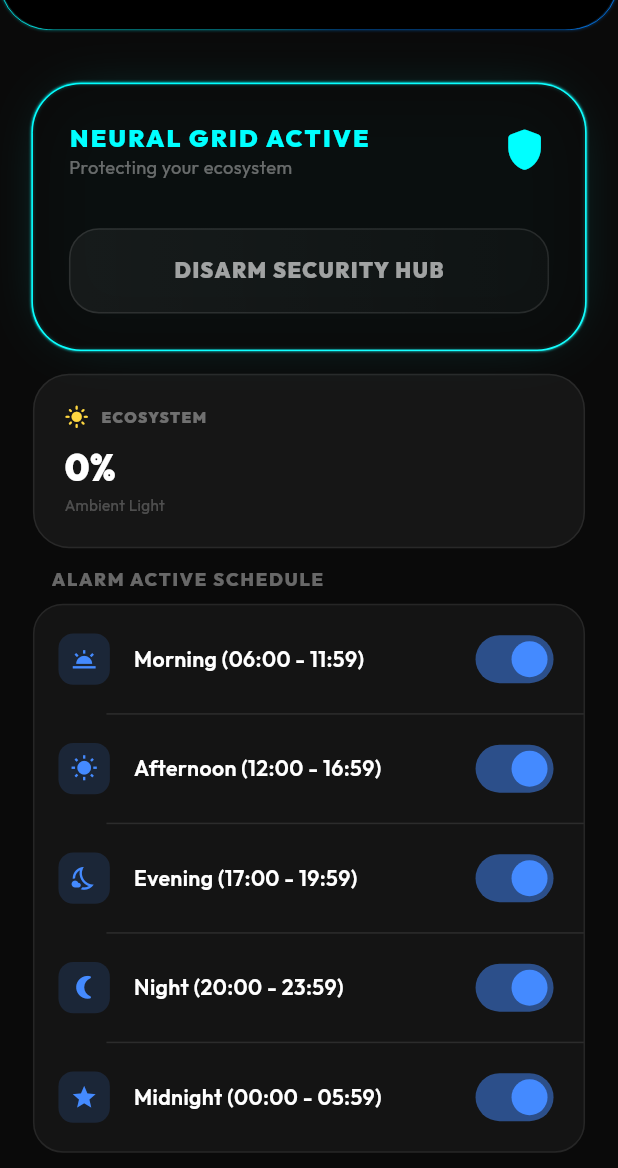
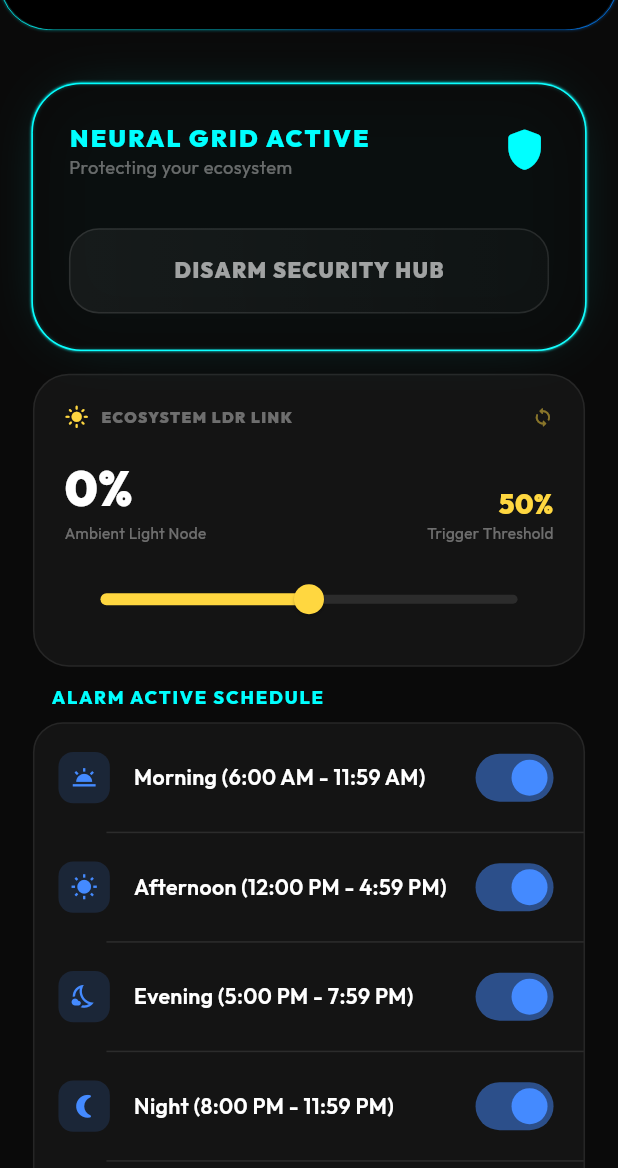
Before and after one commit to kiran-embedded/esp32-smart-light-app, a Flutter app: the SecurityView widget shown alone on an empty page, opened directly, on a phone screen of 412 x 824 dp, the part 68-1236 px from its top. Run offline on Flutter 3.47's test engine with Material 3 defaults, Android fonts, the phone set to English and light mode, and no system bars; drawn by our look-alikes of flutter_animate; our stand-ins replace audioplayers, cloud_firestore, device_info_plus, file_picker, firebase_auth, firebase_core and 19 more; missing offline and left inert: android_intent_plus, expressions, flutter_displaymode, flutter_soloud, mqtt_client, network_info_plus; accounts and stored records are empty; generated files the repository leaves out were written again.

Commit message:
feat: Intelligent Global Haptics, LDR Physics Slider & 12-Hour Sync

```diff
--- a/lib/screens/main/security_view.dart
+++ b/lib/screens/main/security_view.dart
@@ -66,7 +66,7 @@ class _SecurityViewState extends ConsumerState<SecurityView> {
               sliver: SliverToBoxAdapter(
                 child: Column(
                   children: [
-                    _buildMasterLDR(securityState),
+                    _buildMasterLDR(context, securityState, ref),
                     const SizedBox(height: 12),
                     _buildActivePeriods(context, securityState, ref),
                     const SizedBox(height: 12),
@@ -164,16 +164,23 @@ class _SecurityViewState extends ConsumerState<SecurityView> {
     );
   }
 
-  Widget _buildMasterLDR(SecurityState state) {
+  Widget _buildMasterLDR(
+    BuildContext context,
+    SecurityState state,
+    WidgetRef ref,
+  ) {
     return Container(
       padding: const EdgeInsets.all(20),
       decoration: BoxDecoration(
-        color: Colors.white.withOpacity(0.05),
+        color: Colors.white.withOpacity(0.04),
         borderRadius: BorderRadius.circular(24),
         border: Border.all(color: Colors.white.withOpacity(0.08)),
       ),
       child: Column(
         crossAxisAlignment: CrossAxisAlignment.start,
+        children: [
+          Row(
+            mainAxisAlignment: MainAxisAlignment.spaceBetween,
             children: [
               Row(
                 children: [
@@ -184,7 +191,7 @@ class _SecurityViewState extends ConsumerState<SecurityView> {
                   ),
                   const SizedBox(width: 8),
                   Text(
-                "ECOSYSTEM",
+                    "ECOSYSTEM LDR LINK",
                     style: GoogleFonts.outfit(
                       fontSize: 10.sp,
                       fontWeight: FontWeight.w900,
@@ -194,18 +201,87 @@ class _SecurityViewState extends ConsumerState<SecurityView> {
                   ),
                 ],
               ),
-          const SizedBox(height: 8),
+              Icon(
+                Icons.sync_rounded,
+                color: Colors.amberAccent.withOpacity(0.5),
+                size: 14.sp,
+              ).animate(onPlay: (c) => c.repeat()).rotate(duration: 4.seconds),
+            ],
+          ),
+          const SizedBox(height: 16),
+          Row(
+            crossAxisAlignment: CrossAxisAlignment.end,
+            mainAxisAlignment: MainAxisAlignment.spaceBetween,
+            children: [
+              Column(
+                crossAxisAlignment: CrossAxisAlignment.start,
+                children: [
                   Text(
                     "${state.masterLightLevel}%",
                     style: GoogleFonts.outfit(
-              fontSize: 24.sp,
+                      fontSize: 32.sp,
                       fontWeight: FontWeight.w900,
                       color: Colors.white,
                     ),
                   ),
                   Text(
-            "Ambient Light",
-            style: GoogleFonts.outfit(fontSize: 10.sp, color: Colors.white24),
+                    "Ambient Light Node",
+                    style: GoogleFonts.outfit(
+                      fontSize: 10.sp,
+                      color: Colors.white38,
+                    ),
+                  ),
+                ],
+              ),
+              Column(
+                crossAxisAlignment: CrossAxisAlignment.end,
+                children: [
+                  Text(
+                    "${state.ldrThreshold}%",
+                    style: GoogleFonts.outfit(
+                      fontSize: 18.sp,
+                      fontWeight: FontWeight.w900,
+                      color: Colors.amberAccent,
+                    ),
+                  ),
+                  Text(
+                    "Trigger Threshold",
+                    style: GoogleFonts.outfit(
+                      fontSize: 10.sp,
+                      color: Colors.white38,
+                    ),
+                  ),
+                ],
+              ),
+            ],
+          ),
+          const SizedBox(height: 12),
+          SliderTheme(
+            data: SliderThemeData(
+              activeTrackColor: Colors.amberAccent,
+              inactiveTrackColor: Colors.white10,
+              thumbColor: Colors.amberAccent,
+              overlayColor: Colors.amberAccent.withOpacity(0.2),
+              trackHeight: 6,
+            ),
+            child: Slider(
+              value: state.ldrThreshold.toDouble(),
+              min: 0,
+              max: 100,
+              divisions: 100,
+              onChanged: (val) {
+                // Realistic slide feel intelligence
+                if (val.toInt() % 5 == 0) {
+                  HapticService.light();
+                }
+                ref
+                    .read(securityProvider.notifier)
+                    .updateLdrThreshold(val.toInt());
+              },
+              onChangeEnd: (val) {
+                HapticService.medium();
+              },
+            ),
           ),
         ],
       ),
@@ -246,9 +322,10 @@ class _SecurityViewState extends ConsumerState<SecurityView> {
               Switch.adaptive(
                 value: state.autoLightOnMotion,
                 activeColor: Colors.cyanAccent,
-                onChanged: (_) => ref
-                    .read(securityProvider.notifier)
-                    .toggleAutoLightOnMotion(),
+                onChanged: (_) {
+                  HapticService.medium();
+                  ref.read(securityProvider.notifier).toggleAutoLightOnMotion();
+                },
               ),
             ],
           ),
@@ -285,7 +362,7 @@ class _SecurityViewState extends ConsumerState<SecurityView> {
             style: GoogleFonts.outfit(
               fontSize: 12.sp,
               fontWeight: FontWeight.w800,
-              color: Colors.white38,
+              color: Theme.of(context).colorScheme.primary,
               letterSpacing: 1.2,
             ),
           ),
@@ -301,7 +378,7 @@ class _SecurityViewState extends ConsumerState<SecurityView> {
               _buildIosRowCell(
                 'morning',
                 Icons.wb_twilight,
-                'Morning (06:00 - 11:59)',
+                'Morning (6:00 AM - 11:59 AM)',
                 state,
                 ref,
               ),
@@ -309,7 +386,7 @@ class _SecurityViewState extends ConsumerState<SecurityView> {
               _buildIosRowCell(
                 'afternoon',
                 Icons.wb_sunny,
-                'Afternoon (12:00 - 16:59)',
+                'Afternoon (12:00 PM - 4:59 PM)',
                 state,
                 ref,
               ),
@@ -317,7 +394,7 @@ class _SecurityViewState extends ConsumerState<SecurityView> {
               _buildIosRowCell(
                 'evening',
                 Icons.nights_stay_outlined,
-                'Evening (17:00 - 19:59)',
+                'Evening (5:00 PM - 7:59 PM)',
                 state,
                 ref,
               ),
@@ -325,7 +402,7 @@ class _SecurityViewState extends ConsumerState<SecurityView> {
               _buildIosRowCell(
                 'night',
                 Icons.nightlight_round,
-                'Night (20:00 - 23:59)',
+                'Night (8:00 PM - 11:59 PM)',
                 state,
                 ref,
               ),
@@ -333,7 +410,7 @@ class _SecurityViewState extends ConsumerState<SecurityView> {
               _buildIosRowCell(
                 'midnight',
                 Icons.star,
-                'Midnight (00:00 - 05:59)',
+                'Midnight (12:00 AM - 5:59 AM)',
                 state,
                 ref,
                 isLast: true,
@@ -395,7 +472,7 @@ class _SecurityViewState extends ConsumerState<SecurityView> {
               value: isActive,
               activeColor: Colors.blueAccent,
               onChanged: (_) {
-                HapticService.selection();
+                HapticService.medium();
                 ref
                     .read(securityProvider.notifier)
                     .setPeriodActive(periodKey, !isActive);
@@ -779,19 +856,18 @@ class _SensorCardState extends State<_SensorCard> {
 
     return GestureDetector(
       onLongPress: () {
-        HapticService.heavy();
+        HapticService.pulse();
         _showRenameDialog(context);
       },
       child: Container(
         decoration: BoxDecoration(
-          color: (hasMotion ? Colors.redAccent : Colors.white).withOpacity(
+          color: (hasMotion ? Colors.redAccent : Colors.cyanAccent).withOpacity(
             0.04,
           ),
           borderRadius: BorderRadius.circular(24),
           border: Border.all(
-            color: (hasMotion ? Colors.redAccent : Colors.white).withOpacity(
-              0.1,
-            ),
+            color: (hasMotion ? Colors.redAccent : Colors.cyanAccent)
+                .withOpacity(hasMotion ? 0.2 : 0.08),
             width: 1,
           ),
         ),
@@ -806,18 +882,33 @@ class _SensorCardState extends State<_SensorCard> {
                   Container(
                         padding: const EdgeInsets.all(10),
                         decoration: BoxDecoration(
-                      color: (hasMotion ? Colors.redAccent : Colors.white10)
+                          color:
+                              (hasMotion ? Colors.redAccent : Colors.cyanAccent)
                                   .withOpacity(0.12),
                           shape: BoxShape.circle,
+                          boxShadow: [
+                            BoxShadow(
+                              color:
+                                  (hasMotion
+                                          ? Colors.redAccent
+                                          : Colors.cyanAccent)
+                                      .withOpacity(0.15),
+                              blurRadius: 10,
+                            ),
+                          ],
                         ),
                         child: Icon(
                           hasMotion
                               ? Icons.motion_photos_on_rounded
                               : Icons.sensors_rounded,
                           size: 18.sp,
-                      color: hasMotion ? Colors.redAccent : Colors.white24,
+                          color: hasMotion
+                              ? Colors.redAccent
+                              : Colors.cyanAccent,
                         ),
-                  ),
+                      )
+                      .animate(onPlay: (c) => c.repeat(reverse: true))
+                      .fade(begin: 0.6, end: 1.0, duration: 1.5.seconds),
                   if (hasMotion)
                     Container(
                           width: 8,
--- a/lib/services/haptic_service.dart
+++ b/lib/services/haptic_service.dart
@@ -50,7 +50,7 @@ class HapticService {
           // "Butter" - Very short, crisp
           if (_hasCustomSupport) {
             // Fallback for custom support but no amplitude control
-            Vibration.vibrate(duration: 10);
+            Vibration.vibrate(duration: 10, amplitude: 40);
           } else {
             HapticFeedback.lightImpact(); // System standard
           }
@@ -59,7 +59,7 @@ class HapticService {
         case HapticStyle.medium:
           // "Smooth" - Noticeable bump
           if (_hasCustomSupport) {
-            Vibration.vibrate(duration: 25, amplitude: 60);
+            Vibration.vibrate(duration: 25, amplitude: 80);
           } else {
             HapticFeedback.mediumImpact();
           }
@@ -68,7 +68,7 @@ class HapticService {
         case HapticStyle.heavy:
           // "Pulse" - Strong, undeniable vibration
           if (_hasCustomSupport) {
-            Vibration.vibrate(duration: 50, amplitude: 128);
+            Vibration.vibrate(duration: 50, amplitude: 160);
           } else {
             HapticFeedback.heavyImpact();
           }
```
Lines whose indentation alone changed are shown as unchanged.
